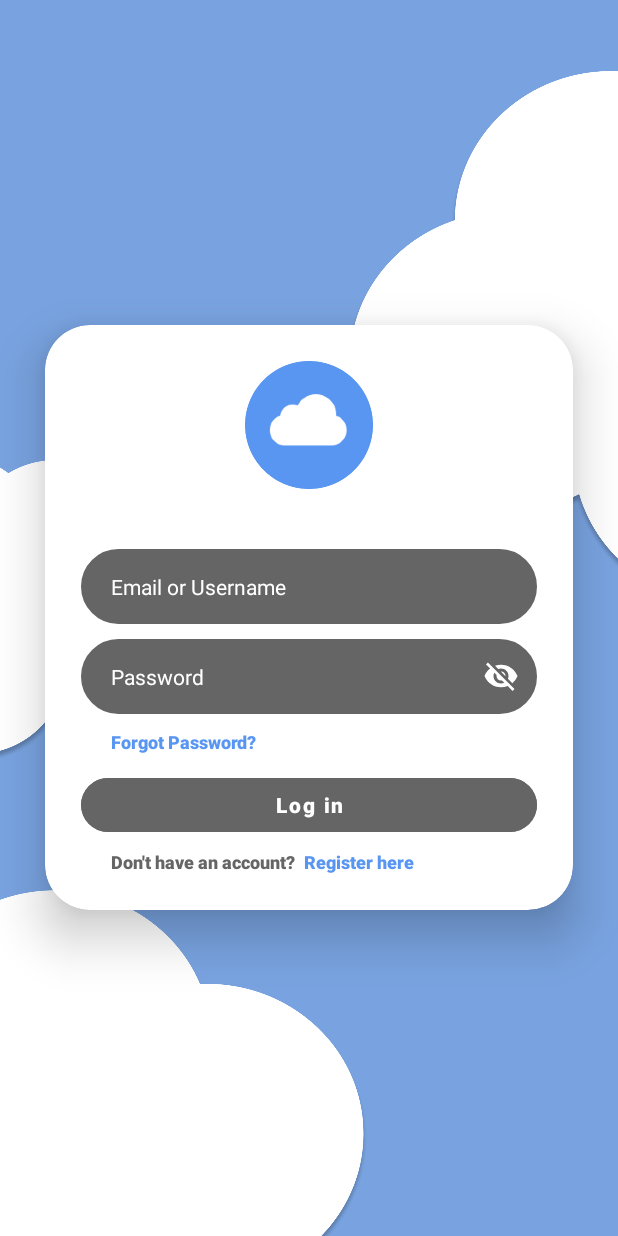
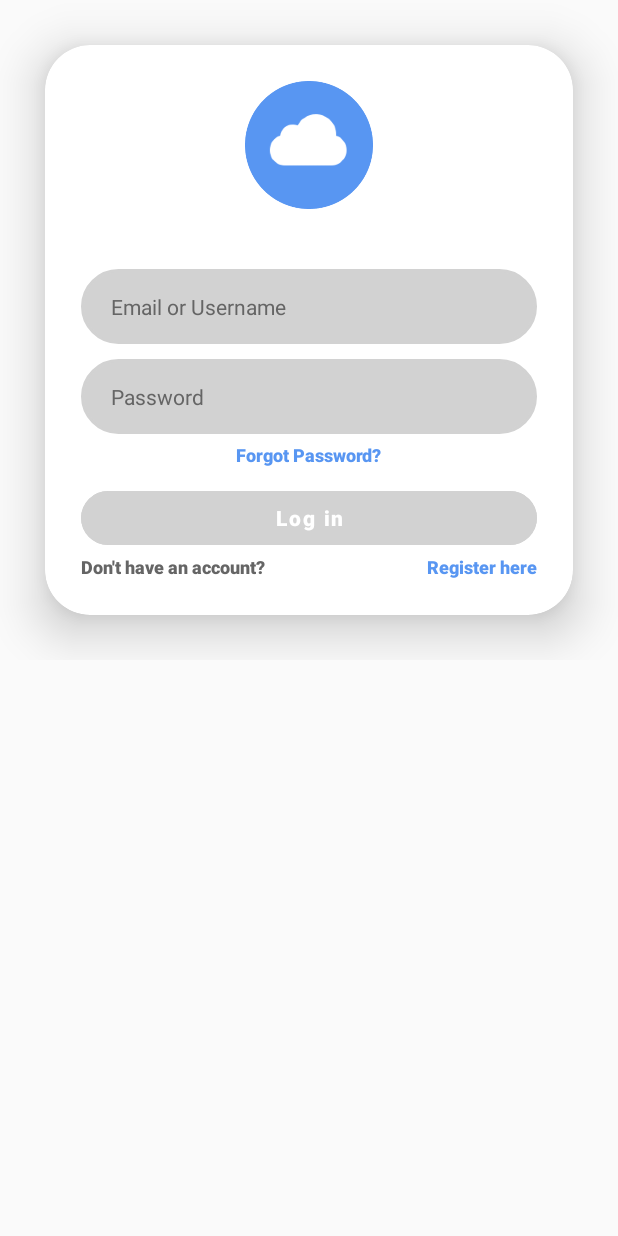
Before and after one commit to TidonAM/Harmony, an Android app: the screen it shows after launch (MainActivity), on a phone screen of 412 x 824 dp. Run offline under Robolectric (Android 15) with nearby library versions, the phone set to English and light mode, and no system bars; 2 statements that could not run were skipped.

Commit message:
ui logic in fragments

```diff
--- a/app/src/main/AndroidManifest.xml
+++ b/app/src/main/AndroidManifest.xml
@@ -24,7 +24,7 @@
         <activity
             android:name=".MainActivity"
             android:exported="true"
-            android:windowSoftInputMode="adjustResize">
+            android:windowSoftInputMode="adjustResize|stateAlwaysHidden">
             <intent-filter>
                 <action android:name="android.intent.action.MAIN" />
 
--- a/app/src/main/java/com/bsit212/harmony/LoginFragment.java
+++ b/app/src/main/java/com/bsit212/harmony/LoginFragment.java
@@ -86,7 +86,7 @@ public class LoginFragment extends Fragment {
     }
 
     public static void login_ongoing(android.content.Context context) {
-        btnLogin.setText("Logging in. This might take a while.");
+        btnLogin.setText("Logging in");
         btnLogin.setBackgroundTintList(ContextCompat.getColorStateList(context,R.color.Green));
         btnLogin.setEnabled(false);
         etUsername.setEnabled(false);
@@ -113,12 +113,12 @@ public class LoginFragment extends Fragment {
     }
 
     public static void login_success(android.content.Context context) {
+        btnLogin.setText("Log in");
+        btnLogin.setBackgroundTintList(ContextCompat.getColorStateList(context,R.color.BlueCornflower));
         btnLogin.setEnabled(true);
         etPassword.setEnabled(true);
         etUsername.setEnabled(true);
         tilShowPassword.setEnabled(true);
-        btnLogin.setText("Log in");
-        btnLogin.setBackgroundTintList(ContextCompat.getColorStateList(context,R.color.BlueCornflower));
     }
 
     private final TextWatcher login_textWatcher = new TextWatcher() {
@@ -129,12 +129,12 @@ public class LoginFragment extends Fragment {
             String stringEtUsername = etUsername.getText().toString();
             if (stringEtPassword.length() < 2 || stringEtUsername.length() < 2) {
                 btnLogin.setText("Log in");
+                btnLogin.setBackgroundTintList(ContextCompat.getColorStateList(getContext(),R.color.Gray));
                 btnLogin.setEnabled(false);
-                btnLogin.setBackgroundTintList(ContextCompat.getColorStateList(getContext(),R.color.Gray));
             } else {
                 btnLogin.setText("Log in");
+                btnLogin.setBackgroundTintList(ContextCompat.getColorStateList(getContext(),R.color.BlueCornflower));
                 btnLogin.setEnabled(true);
-                btnLogin.setBackgroundTintList(ContextCompat.getColorStateList(getContext(),R.color.BlueCornflower));
             }
         }
 
--- a/app/src/main/res/layout/fragment_login.xml
+++ b/app/src/main/res/layout/fragment_login.xml
@@ -1,5 +1,5 @@
 <?xml version="1.0" encoding="utf-8"?>
-<RelativeLayout xmlns:android="http://schemas.android.com/apk/res/android"
+<ScrollView xmlns:android="http://schemas.android.com/apk/res/android"
     xmlns:tools="http://schemas.android.com/tools"
     android:layout_width="match_parent"
     android:layout_height="match_parent"
@@ -10,7 +10,6 @@
         android:id="@+id/login_layout_main"
         android:layout_width="match_parent"
         android:layout_height="match_parent"
-        android:background="@drawable/bg_cloud"
         android:gravity="center"
         android:orientation="vertical"
         android:visibility="visible">
@@ -48,8 +47,8 @@
                     android:padding="8dp"
                     android:paddingStart="20dp"
                     android:singleLine="true"
-                    android:textColor="@color/white"
-                    android:textColorHint="@color/white"
+                    android:textColor="@color/black"
+                    android:textColorHint="@color/DarkGray"
                     android:textSize="14sp" />
 
                 <com.google.android.material.textfield.TextInputLayout
@@ -58,13 +57,13 @@
                     android:layout_height="wrap_content"
                     android:layout_marginTop="10dp"
                     android:gravity="center"
-                    android:textColor="@color/white"
-                    android:textColorHint="@color/white"
+                    android:textColor="@color/black"
+                    android:textColorHint="@color/DarkGray"
                     app:expandedHintEnabled="false"
                     app:hintAnimationEnabled="false"
                     app:hintEnabled="false"
                     app:passwordToggleEnabled="true"
-                    app:passwordToggleTint="@color/white">
+                    app:passwordToggleTint="@color/Gray">
 
                     <com.google.android.material.textfield.TextInputEditText
                         android:id="@+id/login_et_password"
@@ -77,10 +76,10 @@
                         android:paddingStart="20dp"
                         android:paddingEnd="20dp"
                         android:singleLine="true"
-                        android:textColor="@color/white"
-                        android:textColorHighlight="@color/white"
-                        android:textColorHint="@color/white"
-                        android:textColorLink="@color/white"
+                        android:textColor="@color/black"
+                        android:textColorHighlight="@color/black"
+                        android:textColorHint="@color/DarkGray"
+                        android:textColorLink="@color/black"
                         android:textSize="14sp" />
 
                 </com.google.android.material.textfield.TextInputLayout>
@@ -90,10 +89,10 @@
                     android:id="@+id/login_tv_forget"
                     android:layout_width="wrap_content"
                     android:layout_height="wrap_content"
-                    android:layout_marginTop="10dp"
+                    android:layout_marginTop="5dp"
                     android:clickable="true"
                     android:fontFamily="sans-serif-black"
-                    android:paddingStart="20dp"
+                    android:layout_gravity="center"
                     android:text="Forgot Password?"
                     android:textColor="@color/BlueCornflower"
                     android:textSize="12sp" />
@@ -116,35 +115,32 @@
                 <LinearLayout
                     android:layout_width="match_parent"
                     android:layout_height="wrap_content"
-                    android:orientation="horizontal"
-                    android:paddingStart="20dp">
+                    android:orientation="horizontal" >
 
                     <TextView
                         android:id="@+id/login_textView2"
                         android:layout_width="wrap_content"
                         android:layout_height="wrap_content"
-                        android:layout_marginTop="5dp"
                         android:fontFamily="sans-serif-black"
                         android:text="Don't have an account?"
-                        android:textColor="@color/Gray"
-                        android:textSize="12sp" />
+                        android:textColor="@color/DarkGray"
+                        android:textSize="12sp"
+                        android:layout_weight="1"/>
 
                     <TextView
                         android:id="@+id/login_tv_register"
-                        android:layout_width="94dp"
+                        android:layout_width="wrap_content"
                         android:layout_height="wrap_content"
-                        android:layout_marginTop="5dp"
-                        android:layout_weight="1"
-                        android:clickable="true"
                         android:fontFamily="sans-serif-black"
-                        android:paddingLeft="5dp"
                         android:text="Register here"
                         android:textColor="@color/BlueCornflower"
-                        android:textSize="12sp" />
+                        android:textSize="12sp"
+                        android:clickable="true"
+                        android:gravity="" />
                 </LinearLayout>
 
             </LinearLayout>
         </androidx.cardview.widget.CardView>
     </LinearLayout>
 
-</RelativeLayout>
+</ScrollView>
--- a/app/src/main/res/values/colors.xml
+++ b/app/src/main/res/values/colors.xml
@@ -10,7 +10,8 @@
     <color name="BlueDarkPastel">#79A3E0</color>
     <color name="BlueCornflower">#5896F2</color>
     <color name="BlueFadingNight">#3B78D2</color>
-    <color name="Gray">#656565</color>
+    <color name="DarkGray">#656565</color>
     <color name="Red">#C3332B</color>
     <color name="Green">#09A144</color>
+    <color name="Gray">#D2D2D2</color>
 </resources>
```
